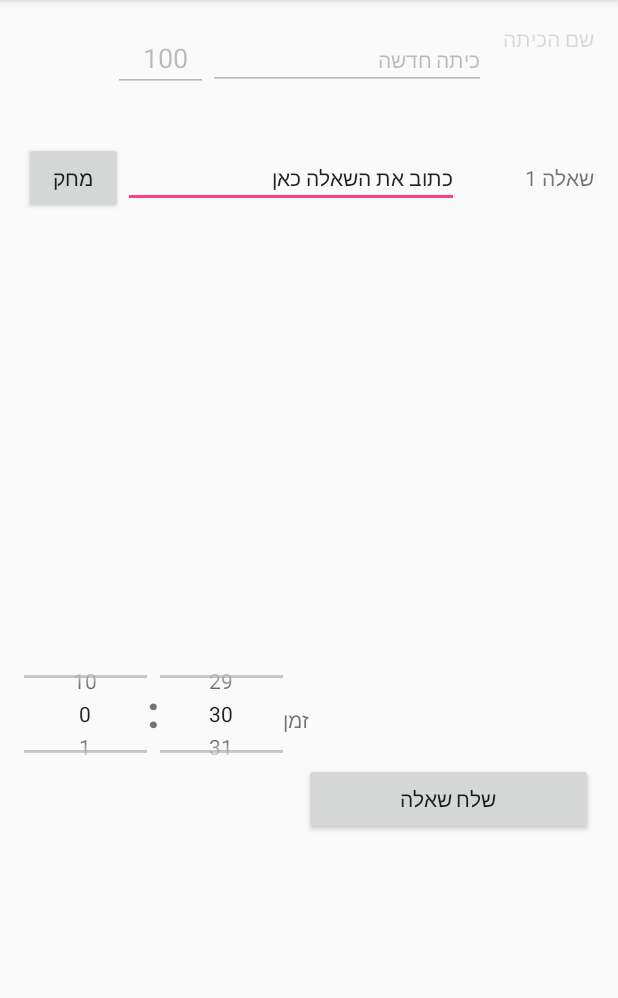
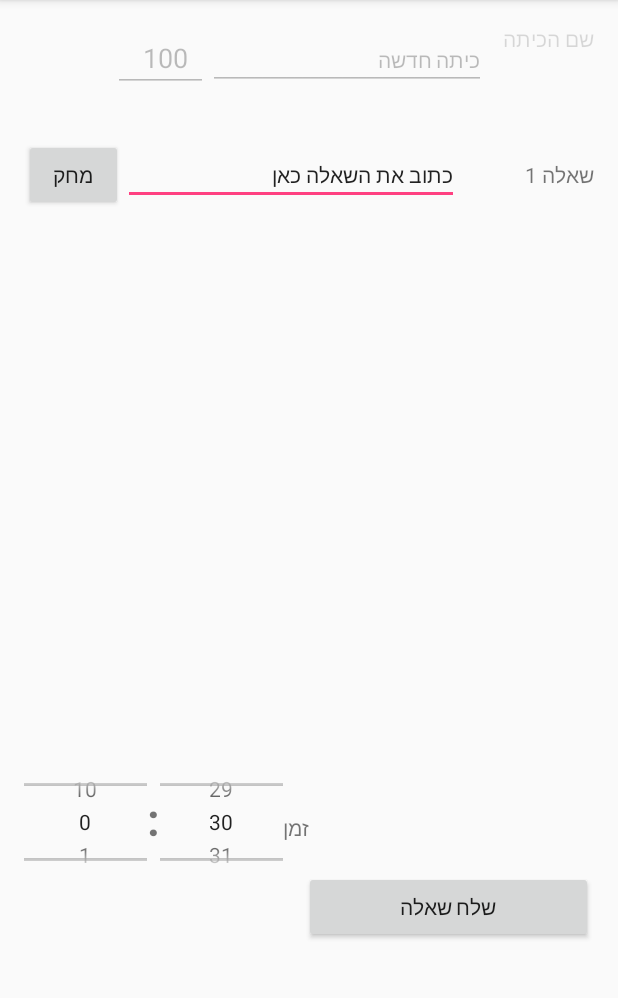
Before and after one commit to liorraz/FeedbackClickerAndroid, an Android app: the screen it shows after launch (MainActivity), after a tap on "צור", on a phone screen of 412 x 824 dp, the part 84-1082 px from its top. Run offline under Robolectric (Android 15) with nearby library versions, the phone set to English and light mode, and no system bars.

Commit message:
minor fixes

```diff
--- a/Clicker/app/src/main/res/layout/activity_main.xml
+++ b/Clicker/app/src/main/res/layout/activity_main.xml
@@ -16,7 +16,6 @@
         android:layout_height="match_parent"
         android:weightSum="1"
         android:layout_alignParentTop="true"
-        android:layout_alignParentLeft="true"
         android:layout_alignParentStart="true">
 
         <LinearLayout
@@ -106,18 +105,18 @@
             android:id="@+id/answeredLayout">
 
             <TextView
+                android:text="@string/answerNo"
+                android:layout_width="90dp"
+                android:layout_height="wrap_content"
+                android:id="@+id/answerNoLabel"
+                android:visibility="invisible" />
+
+            <TextView
                 android:text="@string/answerYes"
                 android:layout_width="0dp"
                 android:layout_height="wrap_content"
                 android:id="@+id/answerYesLabel"
                 android:layout_weight="0.60"
-                android:visibility="invisible" />
-
-            <TextView
-                android:text="@string/answerNo"
-                android:layout_width="90dp"
-                android:layout_height="wrap_content"
-                android:id="@+id/answerNoLabel"
                 android:visibility="invisible" />
 
         </LinearLayout>
@@ -127,7 +126,14 @@
             android:layout_width="match_parent"
             android:layout_height="84dp"
             android:id="@+id/pieChartGrid"
-            android:layout_weight="0.24" />
+            android:layout_weight="0.40"
+            android:weightSum="1">
+
+        </LinearLayout>
+
+        <Space
+            android:layout_width="match_parent"
+            android:layout_height="21dp" />
 
         <LinearLayout
             android:orientation="horizontal"
```
Also changed, not shown: Clicker/app/src/main/java/com/clicker/clicker/MainActivity.java (+31 -7 lines).
